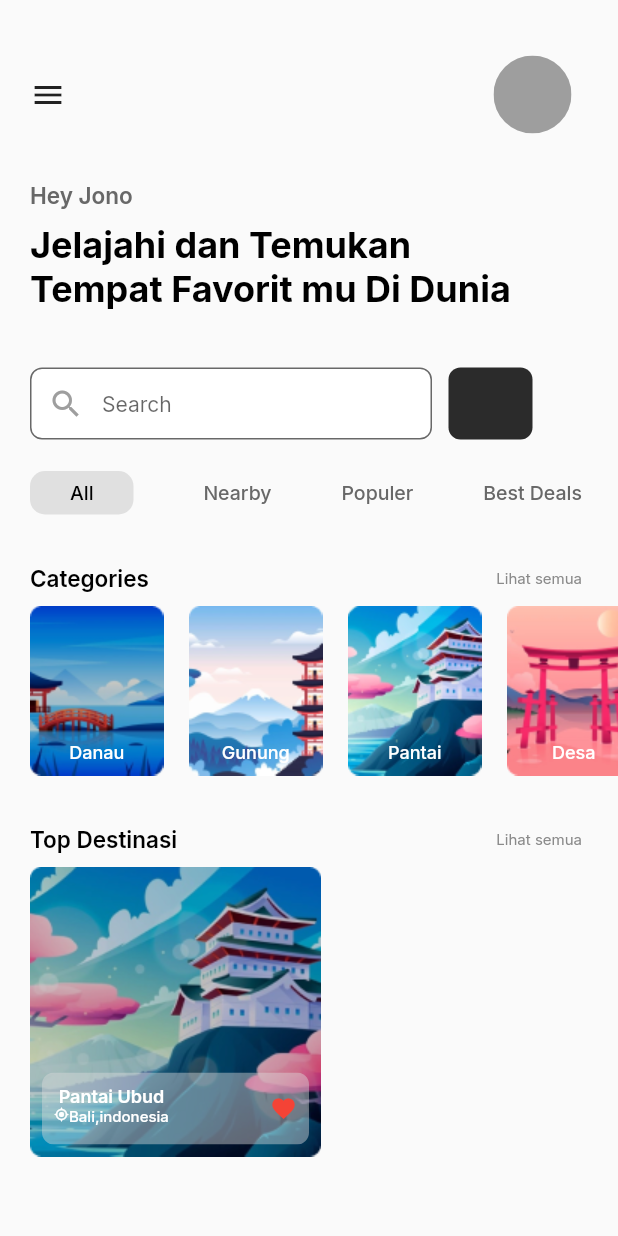
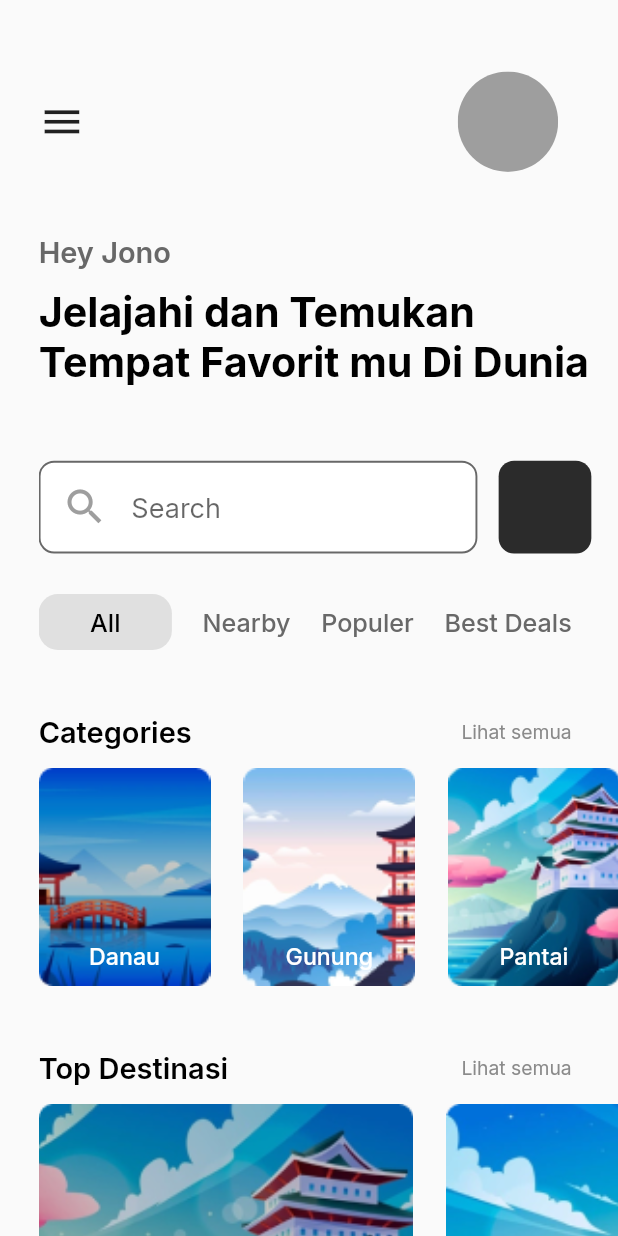
Before and after one commit to kauansous/Japan-App, a Flutter app: the screen it shows after launch, on a phone screen of 412 x 824 dp. Run offline on Flutter 3.47's test engine with Material 2 defaults, Android fonts, the light colour scheme and no system bars; our stand-ins replace google_fonts, responsive_framework.

Commit message:
Novos Arquivos!

```diff
--- a/lib/Components/destinasi.dart
+++ b/lib/Components/destinasi.dart
@@ -1,23 +1,29 @@
-// ignore_for_file: non_constant_identifier_names, must_be_immutable, prefer_const_literals_to_create_immutables, unnecessary_import
+// ignore_for_file: non_constant_identifier_names, must_be_immutable, prefer_const_literals_to_create_immutables, unnecessary_import, unused_element
+import 'dart:async';
+
 import 'package:flutter/material.dart';
 import 'package:google_fonts/google_fonts.dart';
+import 'package:japan_app/Screens/pantai.dart';
 
 class Destinasi extends StatelessWidget {
   String? titledestinasi;
   String? imagedestinasi;
   String? localdestinasi;
 
-  Destinasi(this.imagedestinasi, this.titledestinasi, this.localdestinasi,
-      {Key? key})
-      : super(key: key);
+  Destinasi(this.imagedestinasi, this.titledestinasi, this.localdestinasi, {Key? key}) : super(key: key);
 
   @override
   Widget build(BuildContext context) {
+    void TrocarTela(){
+      Timer(const Duration(milliseconds: 10), () => Navigator.of(context).push(MaterialPageRoute(builder: (context) => const PantaiApp())));
+    }
     return Container(
       width: 194,
       height: 193,
       decoration: const BoxDecoration(
           borderRadius: BorderRadius.all(Radius.circular(8))),
+      child: GestureDetector(
+        onTap: TrocarTela,
         child: Stack(
           alignment: Alignment.bottomCenter,
           children: [
@@ -77,6 +83,7 @@
             ),
           ],
         ),
+      ),
     );
   }
 }
--- a/lib/main.dart
+++ b/lib/main.dart
@@ -1,16 +1,14 @@
-import 'package:flutter/foundation.dart';
+// ignore_for_file: unused_local_variable
+
 import 'package:flutter/material.dart';
-import 'package:device_preview/device_preview.dart';
+import 'package:responsive_framework/responsive_framework.dart';
 import 'package:google_fonts/google_fonts.dart';
 import 'package:japan_app/Components/categories.dart';
 import 'package:japan_app/Components/destinasi.dart';
 
 void main() {
   runApp(
-    DevicePreview(
-      enabled: !kReleaseMode,
-      builder: (context) => MyApp(), // Wrap your app
-    ),
+    const MyApp(), // Wrap your app
   );
 }
 
@@ -22,10 +20,14 @@
   Widget build(BuildContext context) {
     return MaterialApp(
       debugShowCheckedModeBanner: false,
-      useInheritedMediaQuery: true,
-      builder: DevicePreview.appBuilder,
-      locale: DevicePreview.locale(context),
-      home: MyHomePage(),
+      builder: ((context, child) => ResponsiveWrapper.builder(child,
+              maxWidth: 428,
+              minWidth: 320,
+              defaultScale: true,
+              breakpoints: [
+                const ResponsiveBreakpoint.autoScale(320, name: MOBILE),
+              ])),
+      home: const MyHomePage(),
     );
   }
 }
@@ -50,6 +52,7 @@
 
   @override
   Widget build(BuildContext context) {
+    var width = MediaQuery.of(context).size.width;
     return Scaffold(
       body: SizedBox(
         width: double.infinity,
@@ -85,18 +88,24 @@
                       color: const Color(0xFF686868)),
                 ),
                 const SizedBox(height: 10),
-                Text(
-                  "Jelajahi dan Temukan\nTempat Favorit mu Di Dunia",
-                  style: GoogleFonts.inter(
-                      fontSize: 24,
-                      fontWeight: FontWeight.bold,
-                      color: Colors.black),
+                Padding(
+                  padding: const EdgeInsets.only(right: 15),
+                  child: FittedBox(
+                    fit: BoxFit.fitWidth,
+                    child: Text(
+                      "Jelajahi dan Temukan\nTempat Favorit mu Di Dunia",
+                      style: GoogleFonts.inter(
+                          fontSize: 24,
+                          fontWeight: FontWeight.bold,
+                          color: Colors.black),
+                    ),
+                  ),
                 ),
                 const SizedBox(height: 38),
                 Row(
                   children: [
                     SizedBox(
-                      width: 268,
+                      width: width*0.71,
                       height: 48,
                       child: TextField(
                         cursorColor: Colors.black,
@@ -130,7 +139,7 @@
                     ),
                     const SizedBox(width: 11),
                     Container(
-                      width: 56,
+                      width: width * 0.15,
                       height: 48,
                       decoration: BoxDecoration(
                         color: const Color(0xFF2B2B2B),
@@ -249,7 +258,13 @@
                   child: ListView(
                     scrollDirection: Axis.horizontal,
                     children: [
-                      Destinasi("assets/Pantai2.png", "Pantai Ubud", "Bali,indonesia")
+                      Destinasi("assets/Pantai2.png", "Pantai Ubud",
+                          "Bali,indonesia"),
+                      const SizedBox(
+                        width: 17,
+                      ),
+                      Destinasi(
+                          "assets/Gunung2.png", "Gunug Fuji", "Nganjuk, Japan"),
                     ],
                   ),
                 ),
--- a/pubspec.yaml
+++ b/pubspec.yaml
@@ -31,6 +31,7 @@
     sdk: flutter
   device_preview: ^1.1.0
   google_fonts: ^3.0.1
+  responsive_framework: ^0.2.0
 
 dev_dependencies:
   flutter_test:
@@ -62,6 +63,7 @@
     - assets/Desa.png
     - assets/Pantai2.png
     - assets/Gunung2.png
+    - assets/Pantai3.png
 
   # An image asset can refer to one or more resolution-specific "variants", see
   # https://flutter.dev/assets-and-images/#resolution-aware
```
Also changed, not shown: lib/Screens/pantai.dart (added, +123 -0 lines), assets/Pantai3.png (added), pubspec.lock, 10 other files. Lines whose indentation alone changed are shown as unchanged.
